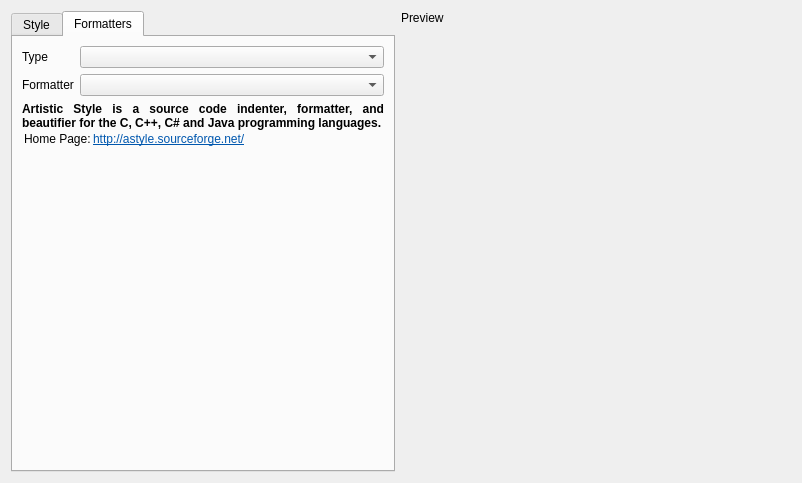
Qt form plugins/sourceformatter/sourceformattersettings.ui (KDE/kdevelop) before a commit.
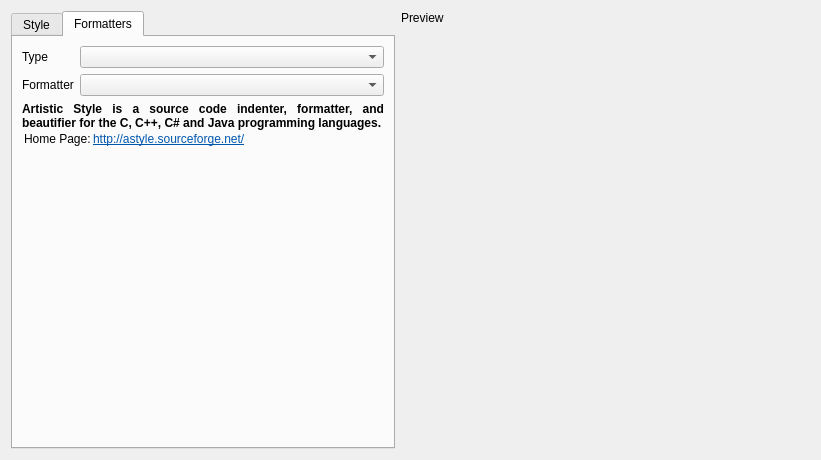
The same form after that commit. The open tabs and pages were chosen to show the change. Custom widgets are drawn as their Qt base class.

Commit message:
Fixed bug in settings widget with plugin selection
We need to block signals when populating the list to avoid loading the wrong plugin

Diff of the .ui file:
```diff
--- a/plugins/sourceformatter/sourceformattersettings.ui
+++ b/plugins/sourceformatter/sourceformattersettings.ui
@@ -5,8 +5,8 @@
    <rect>
     <x>0</x>
     <y>0</y>
-    <width>802</width>
-    <height>483</height>
+    <width>821</width>
+    <height>460</height>
    </rect>
   </property>
   <property name="windowTitle" >
@@ -153,7 +153,7 @@
         <x>0</x>
         <y>0</y>
         <width>366</width>
-        <height>444</height>
+        <height>421</height>
        </rect>
       </property>
       <attribute name="title" >
```
Left out of the diff: 5 changed lines with no effect on the pictures. The commit also changes 1 other file.
